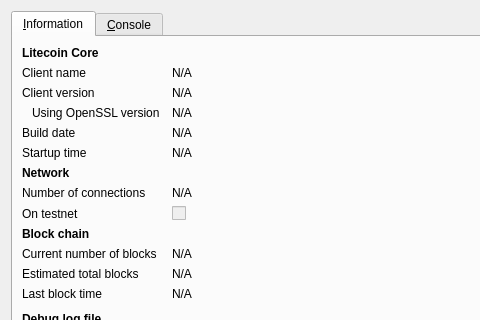
The window that src/qt/forms/rpcconsole.ui (machinecoin-project/machinecoin-core) describes before a commit, drawn with Qt 5; both pictures show x 0 to 480 and y 0 to 320 of the 740 by 450 pixel window.
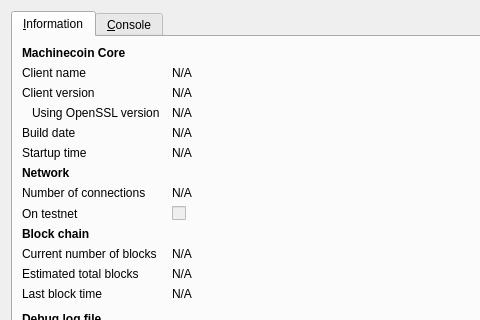
The same window after the commit. Icons and pictures are not drawn.

Commit message: Replace „Litecoin“ with „Machinecoin“ inside files.

Patch:
```diff
--- a/src/qt/forms/rpcconsole.ui
+++ b/src/qt/forms/rpcconsole.ui
@@ -36,7 +36,7 @@
           </font>
          </property>
          <property name="text">
-          <string>Litecoin Core</string>
+          <string>Machinecoin Core</string>
          </property>
         </widget>
        </item>
```
Left out of the diff: 6 changed lines with no effect on the pictures. The commit also changes 107 other files.
